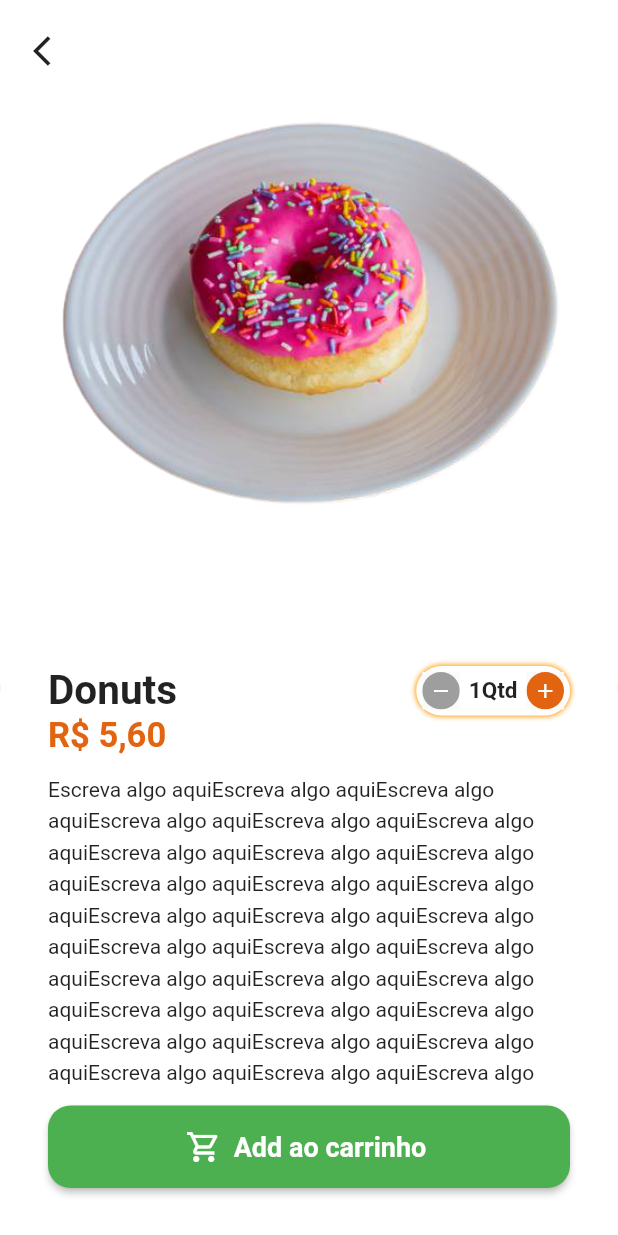
After one commit to DeniseBarbosa/projeto01, a Flutter app: the Home screen opened directly, after a tap on "Donuts", on a phone screen of 412 x 824 dp. The commit adds this screen. Run offline on Flutter 3.47's test engine with Material 2 defaults, Android fonts, the phone set to English and light mode, and no system bars; our stand-ins replace animated_text_kit, mask_text_input_formatter.

Commit message:
Tela detalhes produtos

```diff
--- a/hortifruti/lib/src/config/app_dados.dart
+++ b/hortifruti/lib/src/config/app_dados.dart
@@ -7,42 +7,42 @@ ModeloItem donuts = ModeloItem(
   imagem: "assets/images/donuts.png",
   nomeItem: "Donuts",
   preco: 5.6,
-  quantidade: "quantidade",
+  quantidade: "Qtd",
 );
 ModeloItem bombons = ModeloItem(
   descricao: "Escreva algo aqui",
   imagem: 'assets/images/bombons.png',
   nomeItem: "Bombons",
   preco: 5.6,
-  quantidade: "quantidade",
+  quantidade: "Qtd",
 );
 ModeloItem cheesecake = ModeloItem(
   descricao: "Escreva algo aqui",
   imagem: 'assets/images/cheesecake.png',
   nomeItem: "cheesecake",
   preco: 5.6,
-  quantidade: "quantidade",
+  quantidade: "Qtd",
 );
 ModeloItem donut = ModeloItem(
   descricao: "Escreva algo aqui",
   imagem: 'assets/images/donut.png',
   nomeItem: "Donut",
   preco: 5.6,
-  quantidade: "quantidade",
+  quantidade: "Qtd",
 );
 ModeloItem pudim = ModeloItem(
   descricao: "Escreva algo aqui",
   imagem: 'assets/images/pudim.png',
   nomeItem: "Pudim",
   preco: 5.6,
-  quantidade: "quantidade",
+  quantidade: "Qtd",
 );
 ModeloItem sorvete = ModeloItem(
   descricao: "Escreva algo aqui",
   imagem: 'assets/images/sorvete.png',
   nomeItem: "Sorvete",
   preco: 5.6,
-  quantidade: "quantidade",
+  quantidade: "Qtd",
 );
 
 List<ModeloItem> items = [
--- a/hortifruti/lib/src/pages/home/components/items_fotos.dart
+++ b/hortifruti/lib/src/pages/home/components/items_fotos.dart
@@ -3,6 +3,7 @@
 import 'package:flutter/material.dart';
 import 'package:hortifruti/src/config/cor_customizada.dart';
 import 'package:hortifruti/src/models/item.dart';
+import 'package:hortifruti/src/pages/produtos/tela_produtos.dart';
 import 'package:hortifruti/src/services/servicos_util.dart';
 
 class CarFotos extends StatelessWidget {
@@ -21,7 +22,20 @@ class CarFotos extends StatelessWidget {
     //O stack será usado para colocar um botão superior direito no card
     return Stack(
       children: [
-        Card(
+        //clicado para detalhes do produto arquivo tela_produtos
+        GestureDetector(
+          //ao clicar na foto card ou em qualquer lugar que ñ seja o carrinho
+          //..continua será direcionado para o detalhes do produto arquivo tela_produtos
+          onTap: () {
+            Navigator.of(context).push(MaterialPageRoute(builder: (c) {
+              //tambem faz parte da chama de imagem detalhes produtos cod36
+              return TelaProdutos(
+                item: item,
+              );
+            }));
+          },
+          //conteudo
+          child: Card(
             //sombriamento nas bordas
             elevation: 3,
             shadowColor: Colors.orange.shade300,
@@ -41,7 +55,11 @@ class CarFotos extends StatelessWidget {
                   //imagens
                   //vai reorganizar os textos e imgs
                   Expanded(
+                    // Hero e Tag => usado para animação de imgs
+                    child: Hero(
+                      tag: item.imagem,
                       child: Image.asset(item.imagem),
+                    ),
                   ),
                   //Nome
                   Text(
@@ -70,6 +88,7 @@ class CarFotos extends StatelessWidget {
                     ],
                   ),
                 ],
+              ),
             ),
           ),
         ),
--- /dev/null
+++ b/hortifruti/lib/src/pages/produtos/tela_produtos.dart
@@ -0,0 +1,200 @@
+import 'package:flutter/material.dart';
+import 'package:hortifruti/src/config/cor_customizada.dart';
+import 'package:hortifruti/src/models/item.dart';
+import 'package:hortifruti/src/pages/widgets/quantidade_widgets.dart';
+import 'package:hortifruti/src/services/servicos_util.dart';
+
+//antes era stateless e depois mudou para stateful porque existe um botão de quantidade que muda ao clicar em + ou -
+class TelaProdutos extends StatefulWidget {
+  TelaProdutos({
+    super.key,
+    //cod36
+    required this.item,
+  });
+
+  //faz parte para chamar a img cod36
+  final ModeloItem item;
+
+  @override
+  State<TelaProdutos> createState() => _TelaProdutosState();
+}
+
+class _TelaProdutosState extends State<TelaProdutos> {
+  //referente a formataçã do valor R$
+  final ServicosUtil servicosUtil = ServicosUtil();
+
+  //refe-se ao arquivo quantidade_widgets
+  int cardItemQuantidade = 1;
+
+  ///Detalhes do produto
+  @override
+  Widget build(BuildContext context) {
+    return Scaffold(
+      //muda a cor de fundo da pagina
+      backgroundColor: Colors.white.withAlpha(230),
+      // Stack => ação necessaria para criar o botão de voltar
+      body: Stack(
+        children: [
+          //conteudo
+          Column(
+            //refere-se a chamada da img detalhes produtos cod36
+            children: [
+              Expanded(
+                // Hero e Tag => usado para animação de imgs
+                child: Hero(
+                  tag: widget.item.imagem,
+                  child: Image.asset(widget.item.imagem),
+                ),
+              ),
+              //fazer uma divisão na tela => cortar a tela ao meio, img para cima, conteudo baixo
+              Expanded(
+                child: Container(
+                  //ação necessaria para todos os lados receber 32 e ao salvar o nome vai mais para o centro
+                  padding: EdgeInsets.all(32),
+                  decoration: BoxDecoration(
+                    color: Colors.white,
+                    //circuferencia na borda superior
+                    borderRadius: BorderRadius.vertical(
+                      //superior
+                      top: Radius.circular(
+                        50,
+                      ),
+                    ),
+                    //sombra na borda
+                    boxShadow: [
+                      BoxShadow(
+                        color: Colors.orange.shade600,
+                        //itensifica a sombra na borda
+                        offset: Offset(
+                          0,
+                          2,
+                        ),
+                      ),
+                    ],
+                  ),
+                  //itens um a baixo do outro
+                  child: Column(
+                    //expande o conteudo
+                    crossAxisAlignment: CrossAxisAlignment.stretch,
+                    //nome do doce - quantidade
+                    children: [
+                      //customização e chamando o nome do doce
+                      //row colocar conteudo ao lado do outro
+                      Row(
+                        children: [
+                          // Expanded => ação necessaria para conteudo quantidade para o lado esquerdo
+                          Expanded(
+                            child: Text(
+                              widget.item.nomeItem,
+                              maxLines: 2,
+                              //quantidade max de linha em relação ao produto
+                              overflow: TextOverflow.ellipsis,
+                              style: TextStyle(
+                                fontSize: 27,
+                                fontWeight: FontWeight.bold,
+                              ),
+                            ),
+                          ),
+                          QuantidadeWidget(
+                            //refere-se ao aquivo quantidade_widgets
+                            textosufixo: widget.item.quantidade,
+                            valor: cardItemQuantidade,
+                            resultado: ((quantidade) {
+                              setState(() {
+                                cardItemQuantidade = quantidade;
+                              });
+                            }),
+                          ),
+                        ],
+                      ),
+
+                      //preço
+                      //para que o text apresente o preço precisamos instaciar uma classe Serviçosuteis final ServicosUtil ...
+                      //R$
+                      Text(
+                        servicosUtil.precoMoeda(widget.item.preco),
+                        style: TextStyle(
+                          fontSize: 23,
+                          fontWeight: FontWeight.bold,
+                          color: CoresCustomizada.CorCustomizadaContraste,
+                        ),
+                      ),
+
+                      //descrição
+                      // SingleChildScrollView => ação necessaria caso o texto for grande, nesse caso vai existir uma barra de rolagem
+                      //Expanded => ação necessaria para empurrar o botão para baixo, quando o texto for grande e com a necessidade de rolagem de conteudo
+                      Expanded(
+                        //ação necessaria para o texto dar um espaçamento ou respiro no topo e embaixo botão
+                        child: Padding(
+                          //ação necessaria para o texto dar um espaçamento ou respiro no topo e embaixo botão
+                          padding: const EdgeInsets.symmetric(vertical: 10),
+                          child: SingleChildScrollView(
+                            child: Text(
+                              widget.item.descricao * 1000,
+                              style: TextStyle(
+                                height: 1.5,
+                              ),
+                            ),
+                          ),
+                        ),
+                      ),
+
+                      //botão
+                      //SizedBox => para aumentar a altura do botão
+                      SizedBox(
+                        //SizedBox => para aumentar a altura do botão
+                        height: 55,
+                        //ElevatedButton.icon => pq terá um icon dentro do carrinho
+                        child: ElevatedButton.icon(
+                          //deixar as bordas arredondadas
+                          style: ElevatedButton.styleFrom(
+                            shape: RoundedRectangleBorder(
+                              borderRadius: BorderRadius.circular(
+                                15,
+                              ),
+                            ),
+                          ),
+                          onPressed: () {},
+                          label: Text(
+                            "Add ao carrinho",
+                            style: TextStyle(
+                              fontSize: 18,
+                              //Nota => mesmo colocando um peso no texto a diferença com ou sem é minuscula
+                              fontWeight: FontWeight.bold,
+                            ),
+                          ),
+                          //icon carrinho dentro do botão e mudando a cor do carrinho (cor do carrinho ñ foi aplicada pq por default ja vem branco)
+                          icon: Icon(
+                            Icons.shopping_cart_outlined,
+                            //color: Colors.orange,
+                          ),
+                        ),
+                      ),
+                    ],
+                  ),
+                ),
+              ),
+            ],
+          ),
+
+          //botão de voltar => lembre-se só é possivel devido ao Stack de cima
+          //SafeArea => ação necessaria para que o botão fique em area visivel é importante ter, apresentado apenas na area visivel
+          Positioned(
+            //ação necessaria para mover o btão
+            left: 10,
+            top: 10,
+            child: SafeArea(
+              child: IconButton(
+                //ação necessaria que fecha a tela e volta para a tela onde apresenta todos os produtos
+                onPressed: () => Navigator.of(context).pop(),
+                icon: Icon(
+                  Icons.arrow_back_ios,
+                ),
+              ),
+            ),
+          ),
+        ],
+      ),
+    );
+  }
+}
--- /dev/null
+++ b/hortifruti/lib/src/pages/widgets/quantidade_widgets.dart
@@ -0,0 +1,102 @@
+import 'package:flutter/material.dart';
+import 'package:hortifruti/src/config/cor_customizada.dart';
+
+class QuantidadeWidget extends StatelessWidget {
+  final int valor;
+  final String textosufixo;
+  final Function(int quantidade) resultado;
+  const QuantidadeWidget({
+    super.key,
+    required this.textosufixo,
+    required this.valor,
+    required this.resultado,
+  });
+
+  @override
+  Widget build(BuildContext context) {
+    return Container(
+      padding: EdgeInsets.all(4),
+      decoration: BoxDecoration(
+        color: Colors.white,
+        borderRadius: BorderRadius.circular(50),
+        boxShadow: [
+          BoxShadow(
+            color: Colors.orange.shade400,
+            spreadRadius: 1,
+            blurRadius: 2,
+          ),
+        ],
+      ),
+      child: Row(
+        children: [
+          //InkWell e Ink animação ao clicar no botão
+          _BotaoQuantidade(
+            icon: Icons.remove,
+            cor: Colors.grey,
+            onPressed: () {
+              if (valor == 1) return;
+              int somaResultado = valor - 1;
+              resultado(somaResultado);
+            },
+          ),
+
+          Padding(
+            padding: EdgeInsets.symmetric(horizontal: 6),
+            child: Text(
+              '$valor$textosufixo',
+              style: TextStyle(
+                fontSize: 15,
+                fontWeight: FontWeight.bold,
+              ),
+            ),
+          ),
+
+          _BotaoQuantidade(
+            icon: Icons.add,
+            cor: CoresCustomizada.CorCustomizadaContraste,
+            onPressed: () {
+              int somaResultado = valor + 1;
+              resultado(somaResultado);
+            },
+          ),
+        ],
+      ),
+    );
+  }
+}
+
+class _BotaoQuantidade extends StatelessWidget {
+  final Color cor;
+  final IconData icon;
+  final VoidCallback onPressed;
+
+  const _BotaoQuantidade({
+    // super.key,
+    required this.cor,
+    required this.icon,
+    required this.onPressed,
+  });
+
+  @override
+  Widget build(BuildContext context) {
+    return Material(
+      child: InkWell(
+        borderRadius: BorderRadius.circular(50),
+        onTap: onPressed,
+        child: Ink(
+          height: 25,
+          width: 25,
+          decoration: BoxDecoration(
+            color: cor,
+            shape: BoxShape.circle,
+          ),
+          child: Icon(
+            icon,
+            color: Colors.white,
+            size: 16,
+          ),
+        ),
+      ),
+    );
+  }
+}
```
Lines whose indentation alone changed are shown as unchanged.
